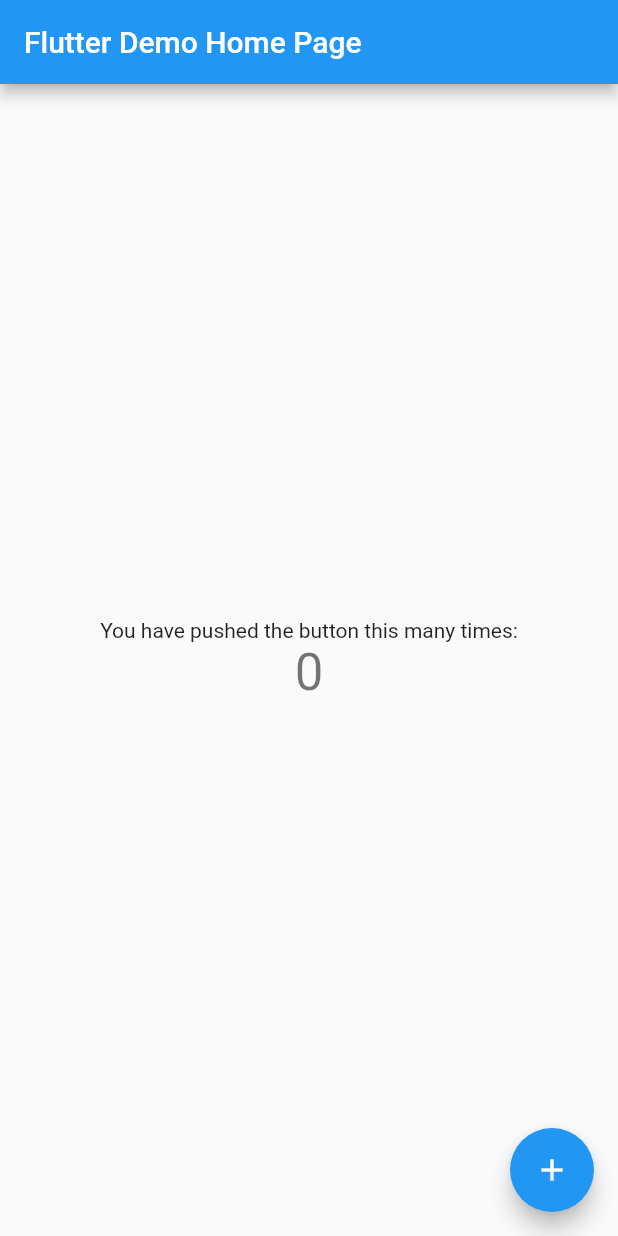
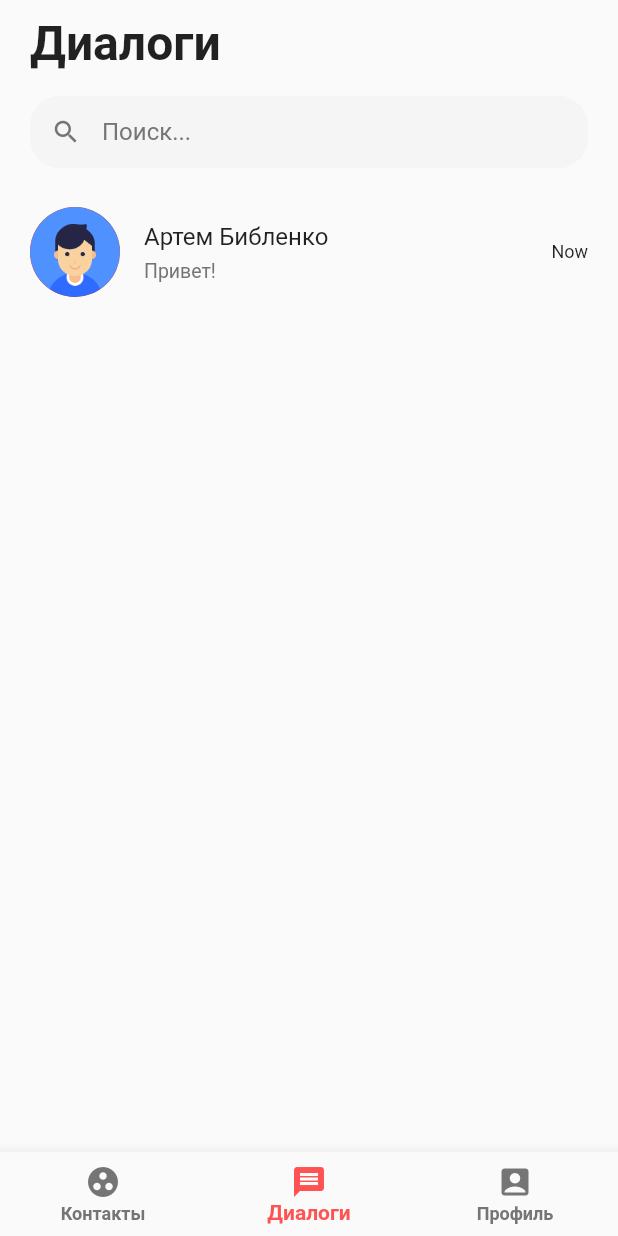
Before and after one commit to idogga/xmpp-client, a Flutter app: the screen it shows after launch, on a phone screen of 412 x 824 dp. Run offline on Flutter 3.47's test engine with Material 2 defaults, Android fonts, the phone set to English and light mode, and no system bars.

Commit message:
Добавление главных представлений.

```diff
--- a/tap_chat/lib/main.dart
+++ b/tap_chat/lib/main.dart
@@ -1,4 +1,8 @@
 import 'package:flutter/material.dart';
+import 'package:tap_chat/views/contactPage.dart';
+import 'package:tap_chat/views/profilePage.dart';
+
+import 'views/chatPage.dart';
 
 void main() {
   runApp(MyApp());
@@ -6,10 +10,11 @@ void main() {
 
 class MyApp extends StatelessWidget {
   // This widget is the root of your application.
+
   @override
   Widget build(BuildContext context) {
     return MaterialApp(
-      title: 'Tap Chat',
+      title: 'Тап чат',
       theme: ThemeData(
         // This is the theme of your application.
         //
@@ -20,9 +25,9 @@ class MyApp extends StatelessWidget {
         // or simply save your changes to "hot reload" in a Flutter IDE).
         // Notice that the counter didn't reset back to zero; the application
         // is not restarted.
-        primarySwatch: Colors.blue,
+        primarySwatch: Colors.red,
       ),
-      home: MyHomePage(title: 'Flutter Demo Home Page'),
+      home: MyHomePage(title: 'Chats'),
     );
   }
 }
@@ -46,16 +51,12 @@ class MyHomePage extends StatefulWidget {
 }
 
 class _MyHomePageState extends State<MyHomePage> {
-  int _counter = 0;
 
-  void _incrementCounter() {
+  int _currentIndex = 1;
+
+  void onTabTapped(int index) {
    setState(() {
-      // This call to setState tells the Flutter framework that something has
-      // changed in this State, which causes it to rerun the build method below
-      // so that the display can reflect the updated values. If we changed
-      // _counter without calling setState(), then the build method would not be
-      // called again, and so nothing would appear to happen.
-      _counter++;
+     _currentIndex = index;
    });
   }
 
@@ -67,47 +68,38 @@ class _MyHomePageState extends State<MyHomePage> {
     // The Flutter framework has been optimized to make rerunning build methods
     // fast, so that you can just rebuild anything that needs updating rather
     // than having to individually change instances of widgets.
+
+    final List<Widget> _children = [
+      ContactPage(),
+      ChatPage(),
+      ProfilePage()
+    ];
+
     return Scaffold(
-      appBar: AppBar(
-        // Here we take the value from the MyHomePage object that was created by
-        // the App.build method, and use it to set our appbar title.
-        title: Text(widget.title),
+      body: _children[_currentIndex],
+      bottomNavigationBar: BottomNavigationBar(
+        onTap: onTabTapped,
+        currentIndex: _currentIndex,
+        selectedItemColor: Colors.redAccent,
+        unselectedItemColor: Colors.grey.shade600,
+        selectedLabelStyle: TextStyle(fontWeight: FontWeight.w600),
+        unselectedLabelStyle: TextStyle(fontWeight: FontWeight.w600),
+        type: BottomNavigationBarType.fixed,
+        items: [
+          BottomNavigationBarItem(
+            icon: Icon(Icons.group_work),
+            label: "Контакты",
           ),
-      body: Center(
-        // Center is a layout widget. It takes a single child and positions it
-        // in the middle of the parent.
-        child: Column(
-          // Column is also a layout widget. It takes a list of children and
-          // arranges them vertically. By default, it sizes itself to fit its
-          // children horizontally, and tries to be as tall as its parent.
-          //
-          // Invoke "debug painting" (press "p" in the console, choose the
-          // "Toggle Debug Paint" action from the Flutter Inspector in Android
-          // Studio, or the "Toggle Debug Paint" command in Visual Studio Code)
-          // to see the wireframe for each widget.
-          //
-          // Column has various properties to control how it sizes itself and
-          // how it positions its children. Here we use mainAxisAlignment to
-          // center the children vertically; the main axis here is the vertical
-          // axis because Columns are vertical (the cross axis would be
-          // horizontal).
-          mainAxisAlignment: MainAxisAlignment.center,
-          children: <Widget>[
-            Text(
-              'You have pushed the button this many times:',
+          BottomNavigationBarItem(
+            icon: Icon(Icons.message),
+            label: "Диалоги",
           ),
-            Text(
-              '$_counter',
-              style: Theme.of(context).textTheme.headline4,
+          BottomNavigationBarItem(
+            icon: Icon(Icons.account_box),
+            label: "Профиль",
           ),
         ],
       ),
-      ),
-      floatingActionButton: FloatingActionButton(
-        onPressed: _incrementCounter,
-        tooltip: 'Increment',
-        child: Icon(Icons.add),
-      ), // This trailing comma makes auto-formatting nicer for build methods.
     );
   }
 }
--- /dev/null
+++ b/tap_chat/lib/models/chat.dart
@@ -0,0 +1,9 @@
+import 'package:flutter/cupertino.dart';
+
+class Chat{
+  String name;
+  String messageText;
+  String imageURL;
+  String time;
+  Chat({@required this.name,@required this.messageText,@required this.imageURL,@required this.time});
+}
--- /dev/null
+++ b/tap_chat/lib/views/chatPage.dart
@@ -0,0 +1,74 @@
+import 'package:flutter/material.dart';
+import 'package:tap_chat/models/chat.dart';
+import 'package:tap_chat/widgets/chatList.dart';
+
+class ChatPage extends StatefulWidget {
+  @override
+  _ChatPageState createState() => _ChatPageState();
+}
+
+class _ChatPageState extends State<ChatPage> {
+
+  List<Chat> chats = [
+    Chat(name: "Артем Библенко", messageText: "Привет!", imageURL: "lib/images/default.png", time: "Now"),
+  ];
+
+  @override
+  Widget build(BuildContext context) {
+    return Scaffold(
+      body: SingleChildScrollView(
+        physics: BouncingScrollPhysics(),
+        child: Column(
+          crossAxisAlignment: CrossAxisAlignment.start,
+          children: <Widget>[
+            SafeArea(
+              child: Padding(
+                padding: EdgeInsets.only(left: 20,right: 20,top: 10),
+                child: Row(
+                  mainAxisAlignment: MainAxisAlignment.spaceBetween,
+                  children: <Widget>[
+                    Text("Диалоги",style: TextStyle(fontSize: 32,fontWeight: FontWeight.bold),),
+                  ],
+                ),
+              ),
+            ),
+            Padding(
+              padding: EdgeInsets.only(top: 16,left: 20,right: 20),
+              child: TextField(
+                decoration: InputDecoration(
+                  hintText: "Поиск...",
+                  hintStyle: TextStyle(color: Colors.grey.shade600),
+                  prefixIcon: Icon(Icons.search,color: Colors.grey.shade600, size: 20,),
+                  filled: true,
+                  fillColor: Colors.grey.shade100,
+                  contentPadding: EdgeInsets.all(8),
+                  enabledBorder: OutlineInputBorder(
+                    borderRadius: BorderRadius.circular(20),
+                    borderSide: BorderSide(
+                      color: Colors.grey.shade100
+                    )
+                  ),
+                ),
+              ),
+            ),
+            ListView.builder(
+              itemCount: chats.length,
+              shrinkWrap: true,
+              padding: EdgeInsets.only(top: 16),
+              physics: NeverScrollableScrollPhysics(),
+              itemBuilder: (context, index){
+                return ChatList(
+                  name: chats[index].name,
+                  time: chats[index].time,
+                  imageUrl: chats[index].imageURL,
+                  messageText: chats[index].messageText,
+                  isMessageRead: false,
+                );
+              },
+            ),
+          ],
+        ),
+      ),
+    );
+  }
+}
--- /dev/null
+++ b/tap_chat/lib/widgets/chatList.dart
@@ -0,0 +1,54 @@
+import 'package:flutter/material.dart';
+
+class ChatList extends StatefulWidget{
+  String name;
+  String messageText;
+  String imageUrl;
+  String time;
+  bool isMessageRead;
+  ChatList({@required this.name,@required this.messageText,@required this.imageUrl,@required this.time,@required this.isMessageRead});
+  @override
+  _ChatListState createState() => _ChatListState();
+}
+
+class _ChatListState extends State<ChatList> {
+  @override
+  Widget build(BuildContext context) {
+    return GestureDetector(
+      onTap: (){
+      },
+      child: Container(
+        padding: EdgeInsets.only(left: 20,right: 20,top: 10,bottom: 10),
+        child: Row(
+          children: <Widget>[
+            Expanded(
+              child: Row(
+                children: <Widget>[
+                  CircleAvatar(
+                    backgroundImage: AssetImage(widget.imageUrl),
+                    maxRadius: 30,
+                  ),
+                  SizedBox(width: 16,),
+                  Expanded(
+                    child: Container(
+                      color: Colors.transparent,
+                      child: Column(
+                        crossAxisAlignment: CrossAxisAlignment.start,
+                        children: <Widget>[
+                          Text(widget.name, style: TextStyle(fontSize: 16),),
+                          SizedBox(height: 6,),
+                          Text(widget.messageText,style: TextStyle(fontSize: 13,color: Colors.grey.shade600, fontWeight: widget.isMessageRead?FontWeight.bold:FontWeight.normal),),
+                        ],
+                      ),
+                    ),
+                  ),
+                ],
+              ),
+            ),
+            Text(widget.time,style: TextStyle(fontSize: 12,fontWeight: widget.isMessageRead?FontWeight.bold:FontWeight.normal),),
+          ],
+        ),
+      ),
+    );
+  }
+}
--- a/tap_chat/pubspec.yaml
+++ b/tap_chat/pubspec.yaml
@@ -45,9 +45,8 @@ flutter:
   uses-material-design: true
 
   # To add assets to your application, add an assets section, like this:
-  # assets:
-  #   - images/a_dot_burr.jpeg
-  #   - images/a_dot_ham.jpeg
+  assets:
+    - lib/images/default.png
 
   # An image asset can refer to one or more resolution-specific "variants", see
   # https://flutter.dev/assets-and-images/#resolution-aware.
```
Also changed, not shown: tap_chat/lib/models/contact.dart (added, +7 -0 lines), tap_chat/lib/views/contactPage.dart (added, +94 -0 lines), tap_chat/lib/views/profilePage.dart (added, +18 -0 lines), tap_chat/lib/widgets/contactList.dart (added, +48 -0 lines), tap_chat/lib/images/default.png (added). Lines whose indentation alone changed are shown as unchanged.
